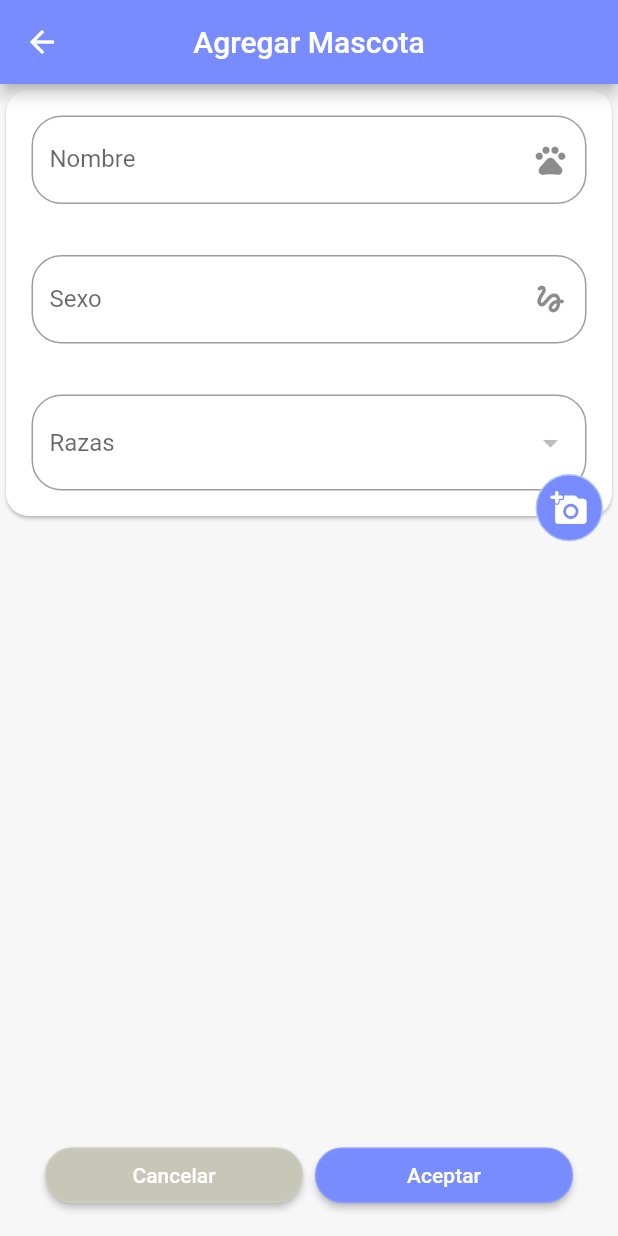
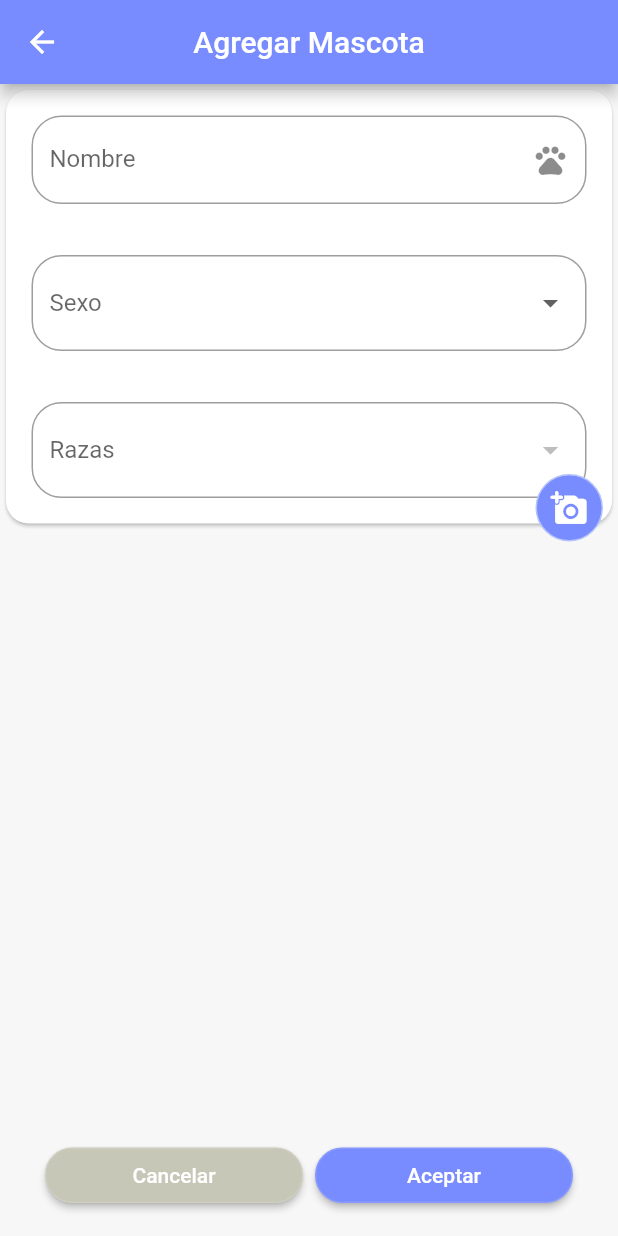
Before and after one commit to BascuAlarcon/Petmapp, a Flutter app: the MascotasAgregarPage screen opened directly, on a phone screen of 412 x 824 dp. Run offline on Flutter 3.47's test engine with Material 2 defaults, Android fonts, the phone set to English and light mode, and no system bars; our stand-ins replace curved_navigation_bar, flutter_slidable, google_maps_flutter, material_design_icons_flutter, shared_preferences; missing offline and left inert: shared_preferences_web; accounts and stored records are empty; network calls fail.

Commit message:
Cambio en dropdown Sexo

```diff
--- a/petmapp_cliente/lib/src/pages/mascotas/mascota_agregar_page.dart
+++ b/petmapp_cliente/lib/src/pages/mascotas/mascota_agregar_page.dart
@@ -20,13 +20,17 @@ class _MascotasAgregarPageState extends State<MascotasAgregarPage> {
   bool _validate = false;
   var raza = '';
   var rut = '';
+  var sexo = '';
   var _razas = <DropdownMenuItem>[];
+  var _sexo = <DropdownMenuItem>[];
   var _valorSeleccionado;
+  var _valorSeleccionado2;
 
   @override
   void initState() {
     super.initState();
     _cargarRazas();
+    _cargarSexo();
   }
 
   Widget build(BuildContext context) {
@@ -74,14 +78,19 @@ class _MascotasAgregarPageState extends State<MascotasAgregarPage> {
                         ),
                         Padding(
                           padding: const EdgeInsets.all(17.0),
-                          child: TextField(
-                            controller: sexoCtrl,
+                          child: DropdownButtonFormField(
+                            value: _valorSeleccionado2,
+                            items: _sexo,
+                            hint: Text('Sexo'),
                             decoration: InputDecoration(
                                 border: OutlineInputBorder(
-                                    borderRadius: BorderRadius.circular(20.0)),
-                                labelText: 'Sexo',
-                                hintText: 'Sexo de la Mascota',
-                                suffixIcon: Icon(Icons.gesture_rounded)),
+                                    borderRadius: BorderRadius.circular(20.0))),
+                            onChanged: (value) {
+                              setState(() {
+                                sexo = value.toString();
+                                _valorSeleccionado2 = value;
+                              });
+                            },
                           ),
                         ),
                         Padding(
@@ -184,21 +193,23 @@ class _MascotasAgregarPageState extends State<MascotasAgregarPage> {
   }
 
   void _mascotaAgregar(BuildContext context) async {
-    if (nombreCtrl.text.trim() != "" ||
-        sexoCtrl.text.trim() != "" ||
-        raza != "") {
+    if (nombreCtrl.text.trim() != "" || sexo != "" || raza != "") {
       SharedPreferences sharedPreferences =
           await SharedPreferences.getInstance();
       var provider = new MascotaProvider();
       rut = sharedPreferences.getStringList('usuario')[0];
-      provider.mascotaAgregar(
-          rut, nombreCtrl.text.trim(), sexoCtrl.text.trim(), raza);
+      provider.mascotaAgregar(rut, nombreCtrl.text.trim(), sexo, raza);
       Navigator.pop(context);
     }
   }
 
   void _navegarCancelar(BuildContext context) {
     Navigator.pop(context);
+  }
+
+  _cargarSexo() async {
+    _sexo.add(DropdownMenuItem(child: Text("Macho"), value: 0));
+    _sexo.add(DropdownMenuItem(child: Text("Hembra"), value: 1));
   }
 
   _cargarRazas() async {
```
